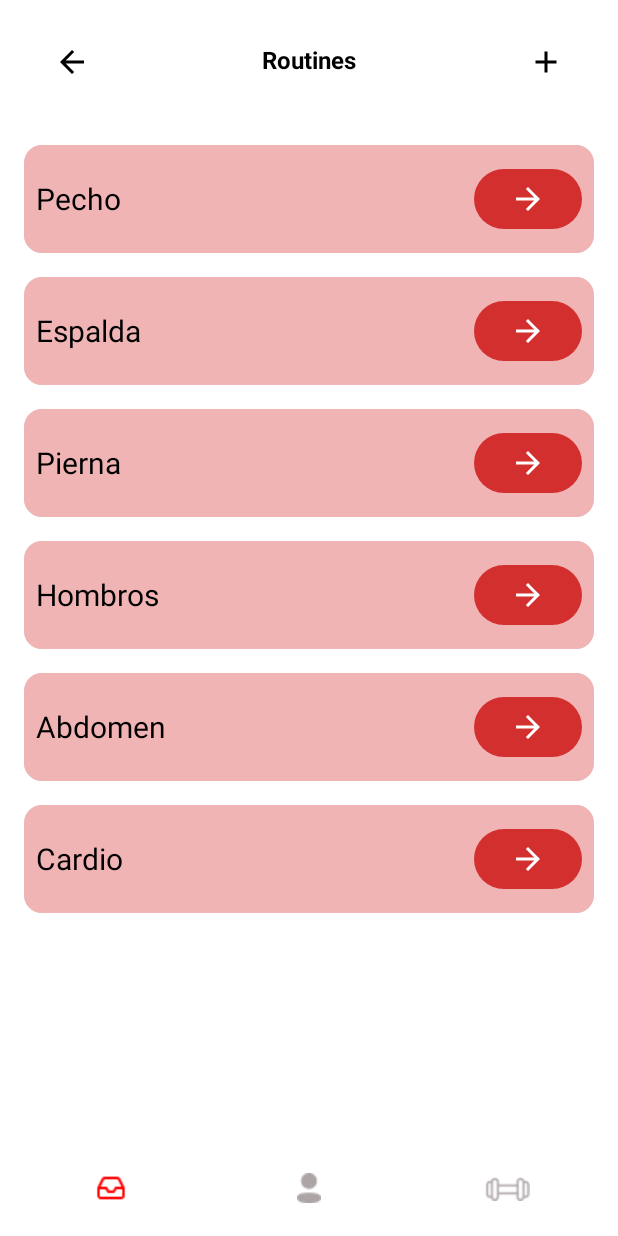
After one commit to Empresa-Fly-Club-PDM/LiftApp, an Android app built with Jetpack Compose: the @Preview function RoutinesMenu, on a phone screen of 412 x 824 dp. The commit adds this screen. Run offline under Robolectric (Android 15) with nearby library versions, the phone set to English and light mode, and no system bars.

Commit message:
Routines menu UI
added ui components and view for users routines menu

```diff
--- a/app/src/main/java/com/jder00138218/liftapp/ui/administrator/exerciseManager/Components.kt
+++ b/app/src/main/java/com/jder00138218/liftapp/ui/administrator/exerciseManager/Components.kt
@@ -13,9 +13,10 @@ import androidx.compose.ui.Modifier
 import androidx.compose.ui.graphics.Color
 import androidx.compose.ui.res.colorResource
 import androidx.compose.ui.res.painterResource
+import androidx.compose.ui.tooling.preview.Preview
 import androidx.compose.ui.unit.dp
 import com.jder00138218.liftapp.R
-
+@Preview
 @Composable
 fun Menu() {
     Row(
--- /dev/null
+++ b/app/src/main/java/com/jder00138218/liftapp/ui/user/RoutinesMenu.kt
@@ -0,0 +1,68 @@
+package com.jder00138218.liftapp.ui.user
+
+import androidx.compose.foundation.background
+import androidx.compose.foundation.layout.Arrangement
+import androidx.compose.foundation.layout.Box
+import androidx.compose.foundation.layout.Column
+import androidx.compose.foundation.layout.Row
+import androidx.compose.foundation.layout.fillMaxHeight
+import androidx.compose.foundation.layout.fillMaxSize
+import androidx.compose.foundation.layout.fillMaxWidth
+import androidx.compose.foundation.layout.padding
+import androidx.compose.material.icons.Icons
+import androidx.compose.material3.Icon
+import androidx.compose.material3.IconButton
+import androidx.compose.material3.OutlinedTextField
+import androidx.compose.material3.Text
+import androidx.compose.runtime.Composable
+import androidx.compose.ui.Alignment
+import androidx.compose.ui.Modifier
+import androidx.compose.ui.graphics.Color
+import androidx.compose.ui.tooling.preview.Preview
+import androidx.compose.ui.unit.dp
+
+@Preview(name = "RoutinesMenu", showBackground = true)
+@Composable
+fun RoutinesMenu(){
+
+    Box(
+        modifier = Modifier
+            .fillMaxSize()
+            .padding(8.dp)
+            .background(Color.White)
+    ) {
+        Column(
+            modifier = Modifier
+                .fillMaxSize()
+        ) {
+            Column(modifier = Modifier
+                .fillMaxWidth()
+                .fillMaxHeight(0.1f)
+                .padding(bottom = 16.dp)) {
+                RoutinesHeaderRowComponent()
+                SearchBar()
+            }
+
+            Column(modifier = Modifier
+                .fillMaxWidth()
+                .fillMaxHeight(0.8f)) {
+                RoutineMenuItem(muscleGroup = "Pecho")
+                RoutineMenuItem(muscleGroup = "Espalda")
+                RoutineMenuItem(muscleGroup = "Pierna")
+                RoutineMenuItem(muscleGroup = "Hombros")
+                RoutineMenuItem(muscleGroup = "Abdomen")
+                RoutineMenuItem(muscleGroup = "Cardio")
+            }
+
+            Column(modifier = Modifier
+                .fillMaxHeight()
+                .fillMaxWidth()
+                .background(Color.White),
+                horizontalAlignment = Alignment.CenterHorizontally,
+                verticalArrangement = Arrangement.Bottom) {
+                UserBottomMenu()
+            }
+        }
+    }
+
+}
--- /dev/null
+++ b/app/src/main/java/com/jder00138218/liftapp/ui/user/UserComponents.kt
@@ -0,0 +1,192 @@
+package com.jder00138218.liftapp.ui.user
+
+import androidx.compose.foundation.background
+import androidx.compose.foundation.border
+import androidx.compose.foundation.layout.Arrangement
+import androidx.compose.foundation.layout.Box
+import androidx.compose.foundation.layout.Column
+import androidx.compose.foundation.layout.Row
+import androidx.compose.foundation.layout.fillMaxHeight
+import androidx.compose.foundation.layout.fillMaxSize
+import androidx.compose.foundation.layout.fillMaxWidth
+import androidx.compose.foundation.layout.height
+import androidx.compose.foundation.layout.padding
+import androidx.compose.foundation.layout.size
+import androidx.compose.foundation.shape.RoundedCornerShape
+import androidx.compose.material.icons.Icons
+import androidx.compose.material.icons.filled.Add
+import androidx.compose.material.icons.filled.ArrowBack
+import androidx.compose.material.icons.filled.ArrowForward
+import androidx.compose.material.icons.filled.Clear
+import androidx.compose.material.icons.filled.Search
+import androidx.compose.material.icons.outlined.Add
+import androidx.compose.material.icons.outlined.AddCircle
+import androidx.compose.material3.Button
+import androidx.compose.material3.ButtonColors
+import androidx.compose.material3.ButtonDefaults
+import androidx.compose.material3.Card
+import androidx.compose.material3.ExperimentalMaterial3Api
+import androidx.compose.material3.Icon
+import androidx.compose.material3.IconButton
+import androidx.compose.material3.OutlinedTextField
+import androidx.compose.material3.Text
+import androidx.compose.material3.TextField
+import androidx.compose.material3.TextFieldDefaults
+import androidx.compose.runtime.Composable
+import androidx.compose.runtime.getValue
+import androidx.compose.runtime.mutableStateOf
+import androidx.compose.runtime.remember
+import androidx.compose.runtime.setValue
+import androidx.compose.ui.Alignment
+import androidx.compose.ui.Modifier
+import androidx.compose.ui.draw.clip
+import androidx.compose.ui.graphics.Color
+import androidx.compose.ui.layout.VerticalAlignmentLine
+import androidx.compose.ui.res.colorResource
+import androidx.compose.ui.res.painterResource
+import androidx.compose.ui.text.TextStyle
+import androidx.compose.ui.text.font.FontWeight
+import androidx.compose.ui.text.style.TextAlign
+import androidx.compose.ui.tooling.preview.Preview
+import androidx.compose.ui.tooling.preview.PreviewParameter
+import androidx.compose.ui.tooling.preview.PreviewParameterProvider
+import androidx.compose.ui.unit.dp
+import androidx.compose.ui.unit.sp
+import com.jder00138218.liftapp.R
+
+
+@Preview
+@Composable
+fun RoutinesHeaderRowComponent() {
+    Row(
+        modifier = Modifier
+            .fillMaxWidth()
+            .padding(16.dp),
+        horizontalArrangement = Arrangement.SpaceBetween,
+        verticalAlignment = Alignment.CenterVertically
+    ) {
+        IconButton(
+            onClick = { /* Handle back button click */ }
+        ) {
+            Icon(
+                Icons.Default.ArrowBack,
+                contentDescription = "Back"
+            )
+        }
+
+        Text(
+            text = "Routines",
+            textAlign = TextAlign.Center,
+            style = TextStyle(fontSize = 16.sp, fontWeight = FontWeight.Bold),
+            modifier = Modifier.weight(1f)
+        )
+
+        IconButton(
+            onClick = { /* Handle back button click */ }
+        ) {
+            Icon(
+                Icons.Outlined.Add,
+                contentDescription = "Add"
+            )
+        }
+    }
+}
+
+// Search Bar
+@Preview
+@OptIn(ExperimentalMaterial3Api::class)
+@Composable
+fun SearchBar(){
+
+    var text by remember { mutableStateOf("search...") }
+    OutlinedTextField(value = text, onValueChange = { newText: String ->
+        text = newText }, modifier = Modifier.padding(horizontal = 8.dp)
+        .fillMaxWidth()
+        .clip(RoundedCornerShape(8.dp))
+        .background(
+            colorResource(id = R.color.field)
+        )
+        .border(width = 0.dp, color = Color.White)
+    )
+}
+
+@Composable
+fun RoutineMenuItem(muscleGroup: String){
+    Card(modifier = Modifier
+        .fillMaxWidth()
+        .padding(8.dp)
+        .height(72.dp))
+        { Box(modifier = Modifier.background(colorResource(id = R.color.card))) {
+            Row(modifier = Modifier
+                .fillMaxSize().padding(horizontal = 8.dp), horizontalArrangement = Arrangement.SpaceBetween, verticalAlignment = Alignment.CenterVertically
+            ) {
+                Text(text = muscleGroup, style = TextStyle(fontSize = 20.sp, color = Color.Black))
+                Button(modifier = Modifier , onClick = {}, colors = ButtonDefaults.buttonColors(containerColor = colorResource(
+                    id = R.color.buttonRed
+                ), contentColor = Color.White)) {
+                    Icon(
+                        Icons.Default.ArrowForward,
+                        contentDescription = "to $muscleGroup routines"
+                    )
+                }
+            }
+        }
+
+    }
+}
+
+@Preview
+@Composable
+fun UserBottomMenu() {
+    Row(
+        modifier = Modifier
+            .fillMaxWidth(),
+        horizontalArrangement = Arrangement.SpaceBetween
+    ) {
+        Button(
+            onClick = { /* Acción del primer botón */ },
+            modifier = Modifier
+                .weight(1f)
+               , colors = ButtonDefaults.buttonColors(
+                containerColor = Color.White
+            )
+        ) {
+            Icon(
+                painter = painterResource(R.drawable.inbox),
+                contentDescription = "Imbox icon",
+                tint = Color.Red,
+                modifier = Modifier.size(20.dp)
+            )
+        }
+
+        Button(
+            onClick = { /* Acción del segundo botón */ },
+            modifier = Modifier
+                .weight(1f), colors = ButtonDefaults.buttonColors(
+                containerColor = Color.White
+            )
+        ) {
+            Icon(
+                painter = painterResource(R.drawable.profile),
+                contentDescription = "Profile icon",
+                tint = colorResource(id = R.color.gray_text),
+                modifier = Modifier.size(20.dp)
+            )
+        }
+
+        Button(
+            onClick = { /* Acción del tercer botón */ },
+            modifier = Modifier
+                .weight(1f), colors = ButtonDefaults.buttonColors(
+                containerColor = Color.White
+            )
+        ) {
+            Icon(
+                painter = painterResource(R.drawable.pesa),
+                contentDescription = "Pesa icon",
+                tint = colorResource(id = R.color.gray_text),
+                modifier = Modifier.size(30.dp)
+            )
+        }
+    }
+}
--- a/app/src/main/res/values/colors.xml
+++ b/app/src/main/res/values/colors.xml
@@ -5,4 +5,5 @@
     <color name="card">#f0b4b4</color>
     <color name="buttonGren">#19ab00</color>
     <color name="buttonGray">#7b6f72</color>
+    <color name="buttonRed">#D32F2F</color>
 </resources>
```
